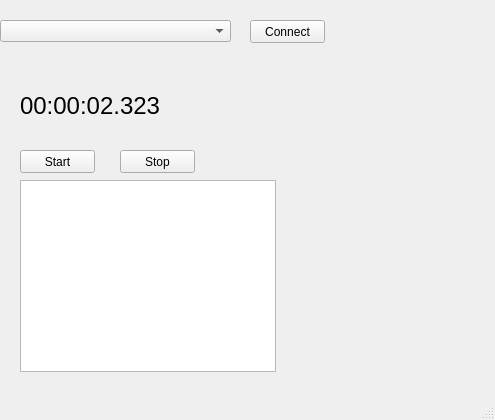
First picture: the form in ui/MainWindow.ui, repository stinger000/CopterHack2020_IR_LED_Desktop_GUI, before the edit.
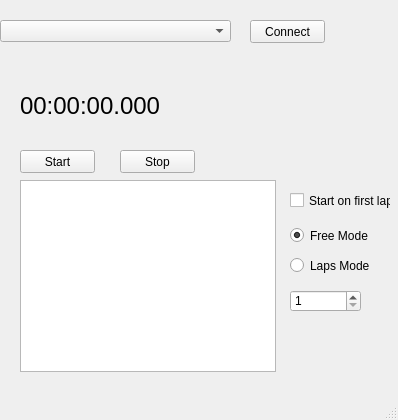
Second picture: the form after the edit.

Patch:
```diff
--- a/ui/MainWindow.ui
+++ b/ui/MainWindow.ui
@@ -6,7 +6,7 @@
    <rect>
     <x>0</x>
     <y>0</y>
-    <width>495</width>
+    <width>398</width>
     <height>420</height>
    </rect>
   </property>
@@ -62,7 +62,7 @@
      </font>
     </property>
     <property name="text">
-     <string>00:00:02.323</string>
+     <string>00:00:00.000</string>
     </property>
    </widget>
    <widget class="QPushButton" name="btnStart">
@@ -91,6 +91,64 @@
      <string>Stop</string>
     </property>
    </widget>
+   <widget class="QRadioButton" name="radioFreeMode">
+    <property name="geometry">
+     <rect>
+      <x>290</x>
+      <y>220</y>
+      <width>91</width>
+      <height>31</height>
+     </rect>
+    </property>
+    <property name="text">
+     <string>Free Mode</string>
+    </property>
+    <property name="checked">
+     <bool>true</bool>
+    </property>
+   </widget>
+   <widget class="QRadioButton" name="radioLapsMode">
+    <property name="geometry">
+     <rect>
+      <x>290</x>
+      <y>250</y>
+      <width>91</width>
+      <height>31</height>
+     </rect>
+    </property>
+    <property name="text">
+     <string>Laps Mode</string>
+    </property>
+   </widget>
+   <widget class="QCheckBox" name="checkFirstLap">
+    <property name="geometry">
+     <rect>
+      <x>290</x>
+      <y>190</y>
+      <width>101</width>
+      <height>21</height>
+     </rect>
+    </property>
+    <property name="text">
+     <string>Start on first lap</string>
+    </property>
+   </widget>
+   <widget class="QSpinBox" name="spinLaps">
+    <property name="enabled">
+     <bool>true</bool>
+    </property>
+    <property name="geometry">
+     <rect>
+      <x>290</x>
+      <y>290</y>
+      <width>71</width>
+      <height>22</height>
+     </rect>
+    </property>
+    <property name="minimum">
+     <number>1</number>
+    </property>
+   </widget>
   </widget>
   <widget class="QStatusBar" name="statusbar"/>
  </widget>
```
Left out of the diff: 21 changed lines with no effect on the pictures.
